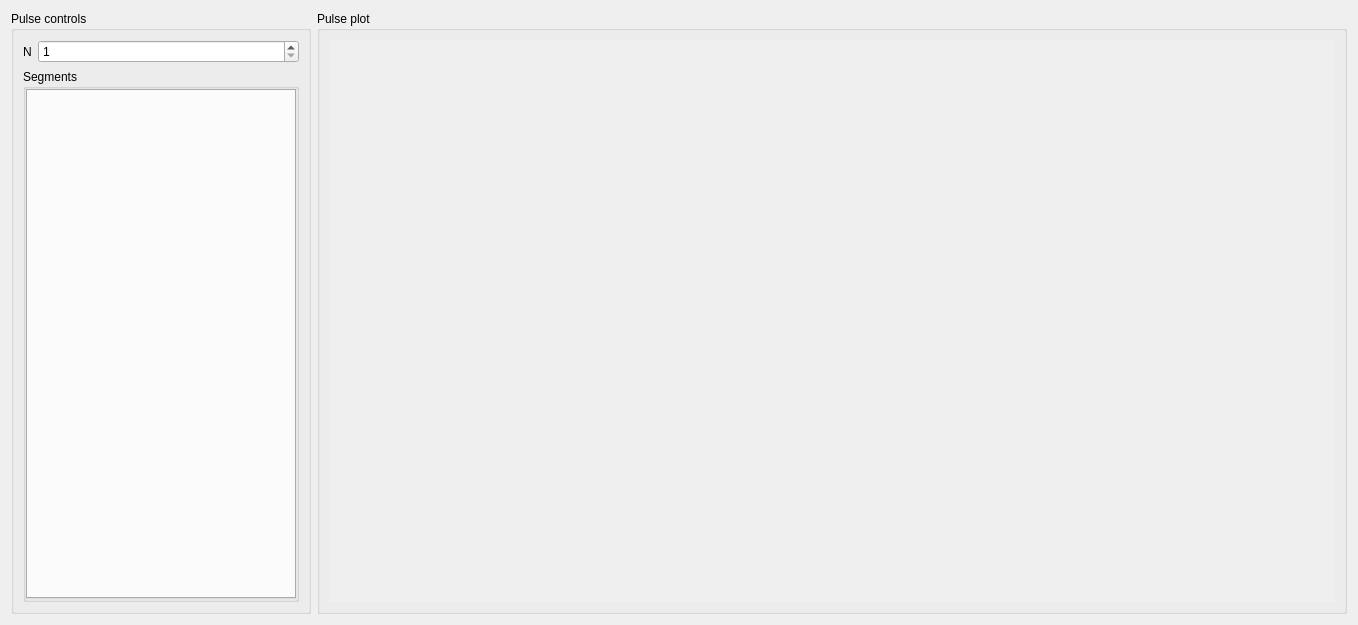
This is app/window/pulse_window.ui in teuncm/wormenpracticum as Qt 5 draws it before an edit. The edited form follows.
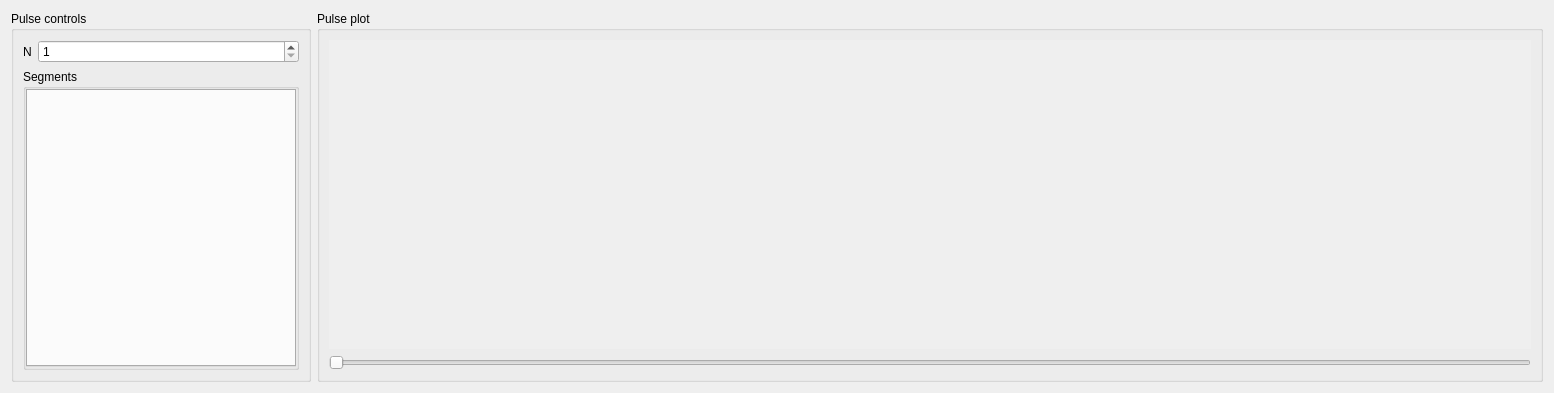
This is the edited form.

Commit message: Add pulse step slider, add generator functions

The edit to the form file:
```diff
--- a/app/window/pulse_window.ui
+++ b/app/window/pulse_window.ui
@@ -6,8 +6,8 @@
    <rect>
     <x>0</x>
     <y>0</y>
-    <width>1358</width>
-    <height>625</height>
+    <width>1554</width>
+    <height>393</height>
    </rect>
   </property>
   <property name="windowTitle">
@@ -82,6 +82,9 @@
              <height>100</height>
             </size>
            </property>
+           <property name="autoFillBackground">
+            <bool>false</bool>
+           </property>
            <property name="currentIndex">
             <number>-1</number>
            </property>
@@ -106,6 +109,13 @@
         </property>
        </widget>
       </item>
+      <item>
+       <widget class="QSlider" name="stepSlider">
+        <property name="orientation">
+         <enum>Qt::Orientation::Horizontal</enum>
+        </property>
+       </widget>
+      </item>
      </layout>
     </widget>
    </item>
```
Left out of the diff: 2 changed lines with no effect on the pictures. The commit also changes 3 other files.
